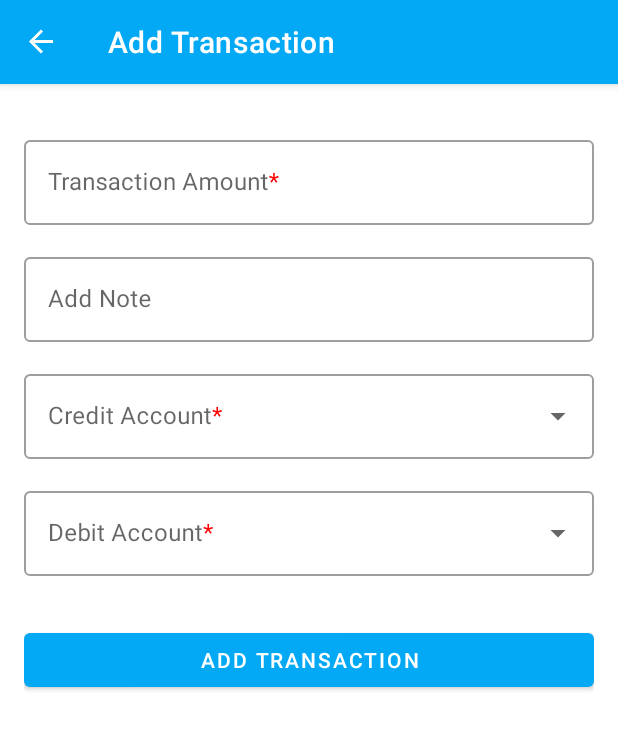
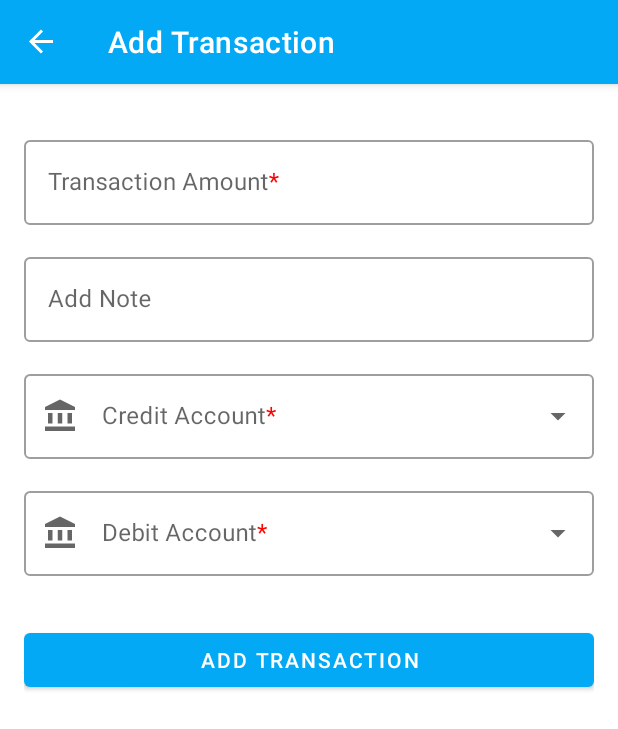
Before and after one commit to AKshattrived/Android-Study-Jams, an Android app: the AddTransactionFragment screen opened through its navigation route, on a phone screen of 412 x 824 dp. Shown: the top 729 px of the screen. Run offline under Robolectric (Android 15) with nearby library versions, the phone set to English and light mode, and no system bars; our stand-ins replace navigation-ui.

Commit message:
add transaction ui polished

```diff
--- /dev/null
+++ b/app/src/main/res/drawable/ic_account.xml
@@ -0,0 +1,22 @@
+<vector xmlns:android="http://schemas.android.com/apk/res/android"
+    android:width="24dp"
+    android:height="24dp"
+    android:viewportWidth="24"
+    android:viewportHeight="24"
+    android:tint="?attr/colorControlNormal">
+  <path
+      android:fillColor="@android:color/white"
+      android:pathData="M4,10h3v7h-3z"/>
+  <path
+      android:fillColor="@android:color/white"
+      android:pathData="M10.5,10h3v7h-3z"/>
+  <path
+      android:fillColor="@android:color/white"
+      android:pathData="M2,19h20v3h-20z"/>
+  <path
+      android:fillColor="@android:color/white"
+      android:pathData="M17,10h3v7h-3z"/>
+  <path
+      android:fillColor="@android:color/white"
+      android:pathData="M12,1l-10,5l0,2l20,0l0,-2z"/>
+</vector>
--- /dev/null
+++ b/app/src/main/res/drawable/ic_minus.xml
@@ -0,0 +1,6 @@
+<vector android:height="24dp" android:tint="#E00000"
+    android:viewportHeight="24" android:viewportWidth="24"
+    android:width="24dp" xmlns:android="http://schemas.android.com/apk/res/android">
+    <path android:fillColor="@android:color/white"
+        android:fillType="evenOdd" android:pathData="M4,11h16v2h-16z"/>
+</vector>
--- /dev/null
+++ b/app/src/main/res/drawable/ic_plus.xml
@@ -0,0 +1,5 @@
+<vector android:height="24dp" android:tint="#009600"
+    android:viewportHeight="24" android:viewportWidth="24"
+    android:width="24dp" xmlns:android="http://schemas.android.com/apk/res/android">
+    <path android:fillColor="@android:color/white" android:pathData="M19,13h-6v6h-2v-6H5v-2h6V5h2v6h6v2z"/>
+</vector>
--- a/app/src/main/res/layout/fragment_add_transaction.xml
+++ b/app/src/main/res/layout/fragment_add_transaction.xml
@@ -53,6 +53,7 @@
             android:layout_height="wrap_content"
             android:layout_marginTop="@dimen/margin"
             android:hint="@string/credit_account"
+            app:startIconDrawable="@drawable/ic_account"
             app:layout_constraintEnd_toEndOf="parent"
             app:layout_constraintStart_toStartOf="parent"
             app:layout_constraintTop_toBottomOf="@+id/transaction_note_label">
@@ -72,6 +73,7 @@
             android:layout_height="wrap_content"
             android:layout_marginTop="@dimen/margin"
             android:hint="@string/debit_account"
+            app:startIconDrawable="@drawable/ic_account"
             app:layout_constraintEnd_toEndOf="parent"
             app:layout_constraintStart_toStartOf="parent"
             app:layout_constraintTop_toBottomOf="@+id/credit_label">
```
Also changed, not shown: app/src/main/java/com/example/accountantmini/AddTransactionFragment.kt (+34 -0 lines).
